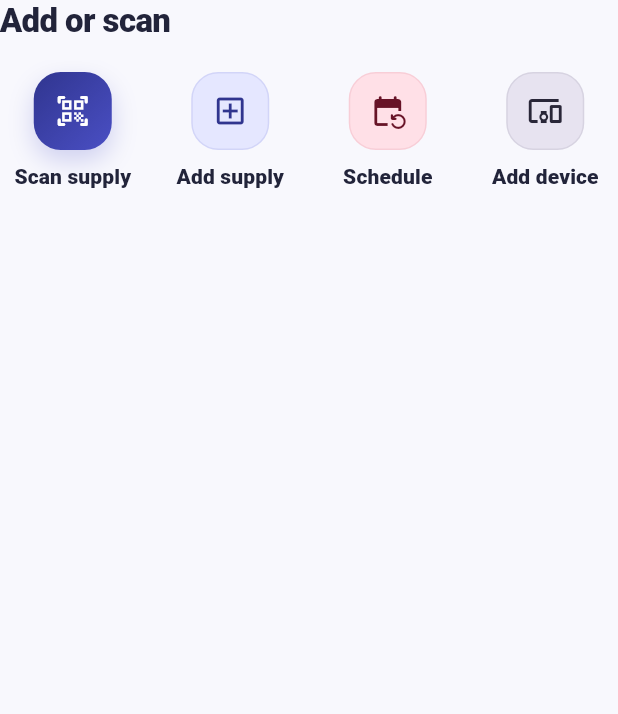
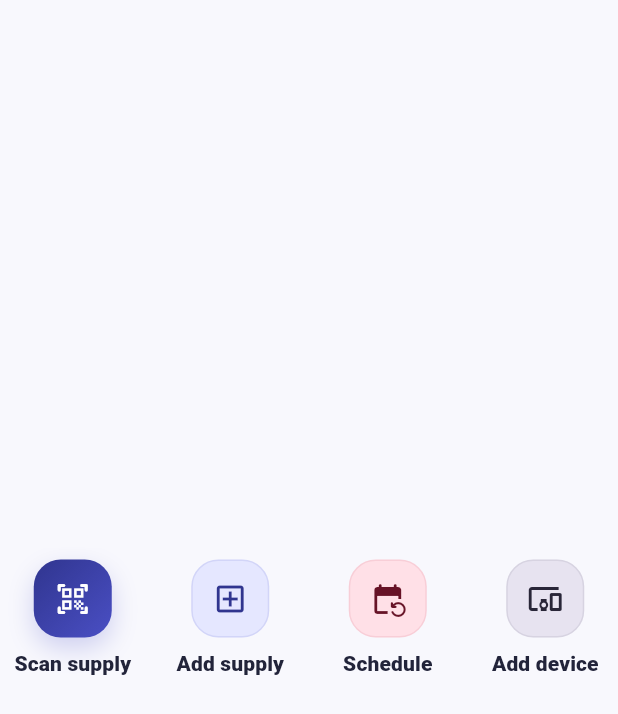
Before and after one commit to Lyddon7522/CareCache, a Flutter app: the _QuickActionsSection widget shown alone on an empty page, opened directly, on a phone screen of 412 x 824 dp. Shown: the top 714 px of the screen. Run offline on Flutter 3.47's test engine with Material 3 defaults, Android fonts, the phone set to English and light mode, and no system bars; our stand-ins replace drift, flutter_local_notifications, go_router, image_picker, share_plus, timezone; missing offline and left inert: file_selector, flutter_zxing; accounts and stored records are empty.

Commit message:
refactor: remove redundant quick action heading

```diff
--- a/lib/features/overview/overview_dashboard.dart
+++ b/lib/features/overview/overview_dashboard.dart
@@ -857,12 +857,7 @@ class _QuickActionsSection extends StatelessWidget {
             onTap: () => context.push('/devices/new'),
           ),
         ];
-    return Column(
-      crossAxisAlignment: CrossAxisAlignment.stretch,
-      children: <Widget>[
-        _SectionHeader(title: context.l10n.quickActions),
-        const SizedBox(height: 12),
-        Align(
+    return Align(
       alignment: Alignment.centerLeft,
       child: ConstrainedBox(
         constraints: const BoxConstraints(maxWidth: 680),
@@ -897,8 +892,6 @@ class _QuickActionsSection extends StatelessWidget {
           },
         ),
       ),
-        ),
-      ],
     );
   }
 }
--- a/lib/l10n/app_en.arb
+++ b/lib/l10n/app_en.arb
@@ -28,7 +28,6 @@
   "noUpcomingReminders": "No reminders scheduled",
   "noUpcomingRemindersDescription": "Add a cleaning, replacement, or maintenance schedule.",
   "viewAll": "View all",
-  "quickActions": "Add or scan",
   "statusSummary": "Status",
   "inventorySnapshot": "Inventory snapshot",
   "scheduled": "Scheduled",
--- a/lib/l10n/app_localizations.dart
+++ b/lib/l10n/app_localizations.dart
@@ -230,12 +230,6 @@ abstract class AppLocalizations {
   /// **'View all'**
   String get viewAll;
 
-  /// No description provided for @quickActions.
-  ///
-  /// In en, this message translates to:
-  /// **'Add or scan'**
-  String get quickActions;
-
   /// No description provided for @statusSummary.
   ///
   /// In en, this message translates to:
--- a/lib/l10n/app_localizations_en.dart
+++ b/lib/l10n/app_localizations_en.dart
@@ -85,9 +85,6 @@ class AppLocalizationsEn extends AppLocalizations {
 
   @override
   String get viewAll => 'View all';
-
-  @override
-  String get quickActions => 'Add or scan';
 
   @override
   String get statusSummary => 'Status';
```
Also changed, not shown: 1 other file. Lines whose indentation alone changed are shown as unchanged.
